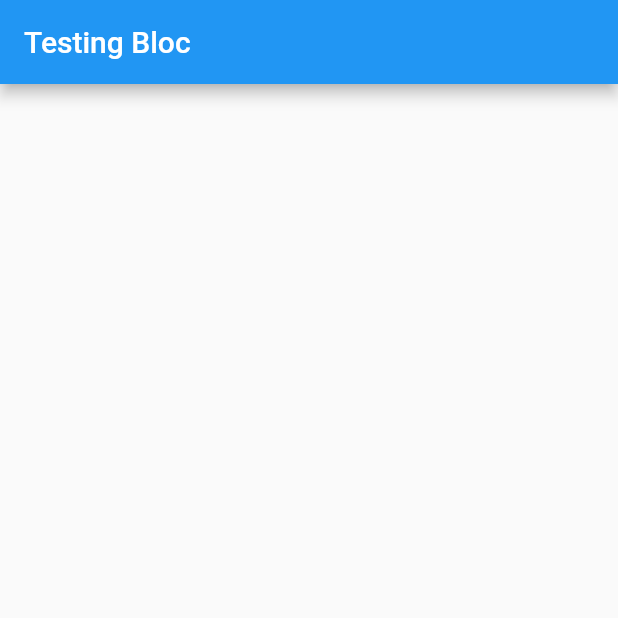
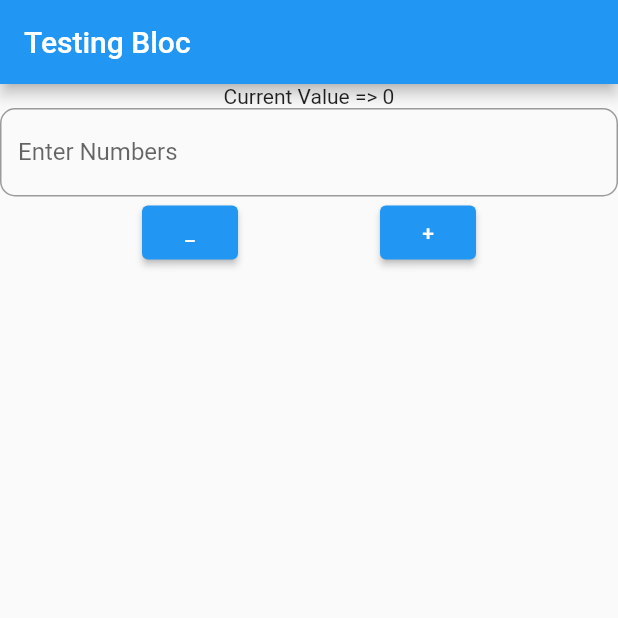
Before and after one commit to Faisal-Ismail65/mynotes, a Flutter app: the screen it shows after launch, on a phone screen of 412 x 824 dp, the top half of it. Run offline on Flutter 3.47's test engine with Material 2 defaults, Android fonts, the phone set to English and light mode, and no system bars; our stand-ins replace cloud_firestore, firebase_auth, firebase_core, flutter_bloc, share_plus; accounts and stored records are empty.

```diff
--- a/lib/main.dart
+++ b/lib/main.dart
@@ -1,8 +1,5 @@
 // ignore_for_file: use_build_context_synchronously
 
-import 'dart:developer';
-
-import 'package:bloc/bloc.dart';
 import 'package:flutter/material.dart';
 import 'package:flutter_bloc/flutter_bloc.dart';
 import 'package:mynotes/constants/routes.dart';
@@ -85,6 +82,55 @@ class _HomePageState extends State<HomePage> {
         appBar: AppBar(
           title: const Text('Testing Bloc'),
         ),
+        body: BlocConsumer<CounterBloc, CounterState>(
+          listener: (context, state) {
+            _controller.clear();
+          },
+          builder: (context, state) {
+            final invalidValue =
+                (state is CounterStateInvalidNumber) ? state.invalidValue : '';
+            return Column(
+              children: [
+                Text('Current Value => ${state.value}'),
+                Visibility(
+                  visible: state is CounterStateInvalidNumber,
+                  child: Text('Invalid Input : $invalidValue'),
+                ),
+                TextField(
+                  controller: _controller,
+                  keyboardType: TextInputType.number,
+                  decoration: InputDecoration(
+                    labelText: 'Enter Numbers',
+                    border: OutlineInputBorder(
+                      borderRadius: BorderRadius.circular(10),
+                    ),
+                  ),
+                ),
+                Row(
+                  mainAxisAlignment: MainAxisAlignment.spaceEvenly,
+                  children: [
+                    ElevatedButton(
+                      onPressed: () {
+                        context.read<CounterBloc>().add(
+                              DecrementEvent(_controller.text),
+                            );
+                      },
+                      child: const Text('_'),
+                    ),
+                    ElevatedButton(
+                      onPressed: () {
+                        context.read<CounterBloc>().add(
+                              IncrementEvent(_controller.text),
+                            );
+                      },
+                      child: const Text('+'),
+                    ),
+                  ],
+                ),
+              ],
+            );
+          },
+        ),
       ),
     );
   }
--- a/lib/views/register_view.dart
+++ b/lib/views/register_view.dart
@@ -74,7 +74,7 @@ class _RegisterViewState extends State<RegisterView> {
             mainAxisAlignment: MainAxisAlignment.spaceEvenly,
             children: [
               ElevatedButton(
-                onPressed: (() async {
+                onPressed: () async {
                   final email = _email.text;
                   final password = _password.text;
                   try {
@@ -82,7 +82,7 @@ class _RegisterViewState extends State<RegisterView> {
                       email: email,
                       password: password,
                     );
-                    AuthService.firebase().sendEmailVerification();
+                    await AuthService.firebase().sendEmailVerification();
                     Navigator.of(context)
                         .pushNamedAndRemoveUntil(notesRoute, (route) => false);
                   } on WeakPasswordAuthException {
@@ -106,7 +106,7 @@ class _RegisterViewState extends State<RegisterView> {
                       "Failed to Register",
                     );
                   }
-                }),
+                },
                 child: const Text('Register'),
               ),
               ElevatedButton(
```
